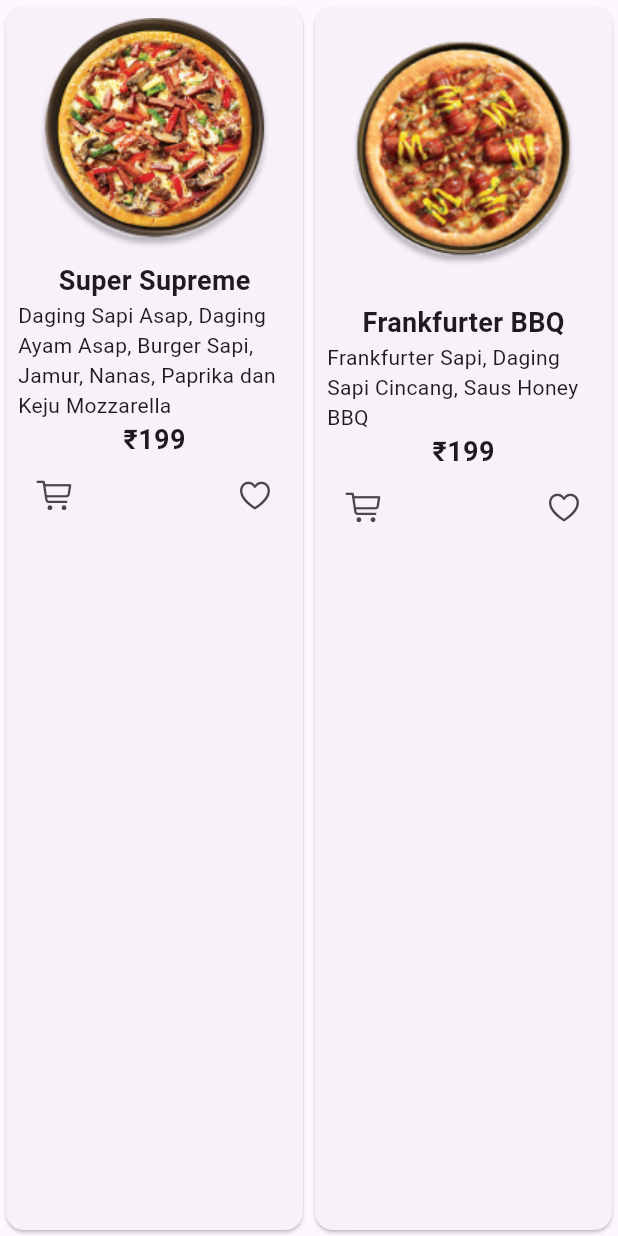
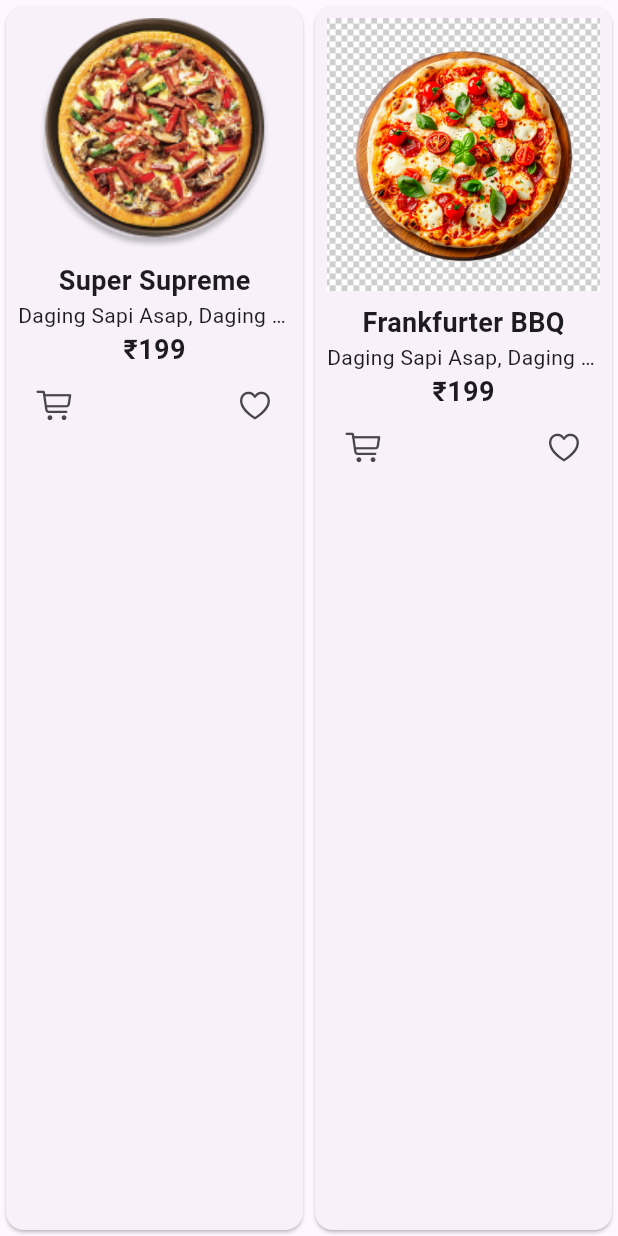
Before and after one commit to Mohammedsajadvt/FoodDeliveryApp, a Flutter app: the CardWidget widget shown alone on an empty page, opened directly, on a phone screen of 412 x 824 dp. Run offline on Flutter 3.47's test engine with Material 3 defaults, Android fonts, the phone set to English and light mode, and no system bars; our stand-ins replace bloc, equatable, flutter_bloc; network calls fail.

Commit message:
"Changes"

```diff
--- a/lib/main.dart
+++ b/lib/main.dart
@@ -1,7 +1,4 @@
 import 'package:flutter/material.dart';
-import 'package:flutter_bloc/flutter_bloc.dart';
-import 'package:foodapp/presentation/bloc/bottom_navigation/bottom_nav_bloc.dart';
-import 'package:foodapp/presentation/pages/onboarding.dart';
 import 'package:foodapp/presentation/routes/generated_routes.dart';
 
 void main() {
--- a/lib/presentation/pages/cart_screen.dart
+++ b/lib/presentation/pages/cart_screen.dart
@@ -44,7 +44,7 @@ class CartScreen extends StatelessWidget {
                   contentPadding: const EdgeInsets.all(10.0),
                   leading: Image.asset(
                     'images/Super Supreme.png',
-                    fit: BoxFit.cover,
+                    fit: BoxFit.contain,
                     height: 70,
                     width: 60,
                   ),
--- a/lib/presentation/pages/profile_screen.dart
+++ b/lib/presentation/pages/profile_screen.dart
@@ -16,7 +16,7 @@ class ProfileScreen extends StatelessWidget {
         ),leading: IconButton(onPressed: (){
         Navigator.maybePop(context);
       }, icon: const Icon(CupertinoIcons.back)),centerTitle: true,),
-      body: Center(
+      body: const Center(
         child: Column(
           mainAxisAlignment: MainAxisAlignment.center,
           children: [
--- a/lib/presentation/pages/wishlist_screen.dart
+++ b/lib/presentation/pages/wishlist_screen.dart
@@ -55,9 +55,9 @@ class WishlistScreen extends StatelessWidget {
                         children: [
                           Image.asset(
                             'images/Super Supreme.png',
-                            fit: BoxFit.cover,
+                            fit: BoxFit.contain,
                             height: 150,
-                            width: double.infinity,
+                            width: 160,
                           ),
                           const SizedBox(height: 8.0),
                           const Text(
--- a/lib/presentation/widgets/card_widget.dart
+++ b/lib/presentation/widgets/card_widget.dart
@@ -17,7 +17,7 @@ class CardWidget extends StatelessWidget {
                   Image.asset('images/Super Supreme.png'),
                   SizedBox(height: 8.0),
                   Text('Super Supreme',style: TextStyle(fontWeight: FontWeight.bold,fontSize: 18),),
-                  Text('Daging Sapi Asap, Daging Ayam Asap, Burger Sapi, Jamur, Nanas, Paprika dan Keju Mozzarella'),
+                  Text('Daging Sapi Asap, Daging Ayam Asap, Burger Sapi, Jamur, Nanas, Paprika dan Keju Mozzarella',overflow: TextOverflow.ellipsis,),
                   Text('₹199',style: TextStyle(fontSize: 18,fontWeight: FontWeight.bold),),
                    Row(
                     mainAxisAlignment: MainAxisAlignment.spaceBetween,
@@ -36,10 +36,10 @@ class CardWidget extends StatelessWidget {
               padding: EdgeInsets.all(8.0),
               child: Column(
                 children: [
-                  Image.asset('images/Frankfurter BBQ.png'),
+                  Image.asset('images/pizza.jpg'),
                   SizedBox(height: 8.0),
                   Text('Frankfurter BBQ',style: TextStyle(fontWeight: FontWeight.bold,fontSize: 18),),
-                  Text('Frankfurter Sapi, Daging Sapi Cincang, Saus Honey BBQ'),
+                  Text('Daging Sapi Asap, Daging Ayam Asap, Burger Sapi, Jamur, Nanas, Paprika dan Keju Mozzarella',overflow: TextOverflow.ellipsis,),
                   Text('₹199',style: TextStyle(fontSize: 18,fontWeight: FontWeight.bold),),
                   Row(
                     mainAxisAlignment: MainAxisAlignment.spaceBetween,
```
Also changed, not shown: images/Frankfurter BBQ.png (deleted), images/pizza.jpg (added).
